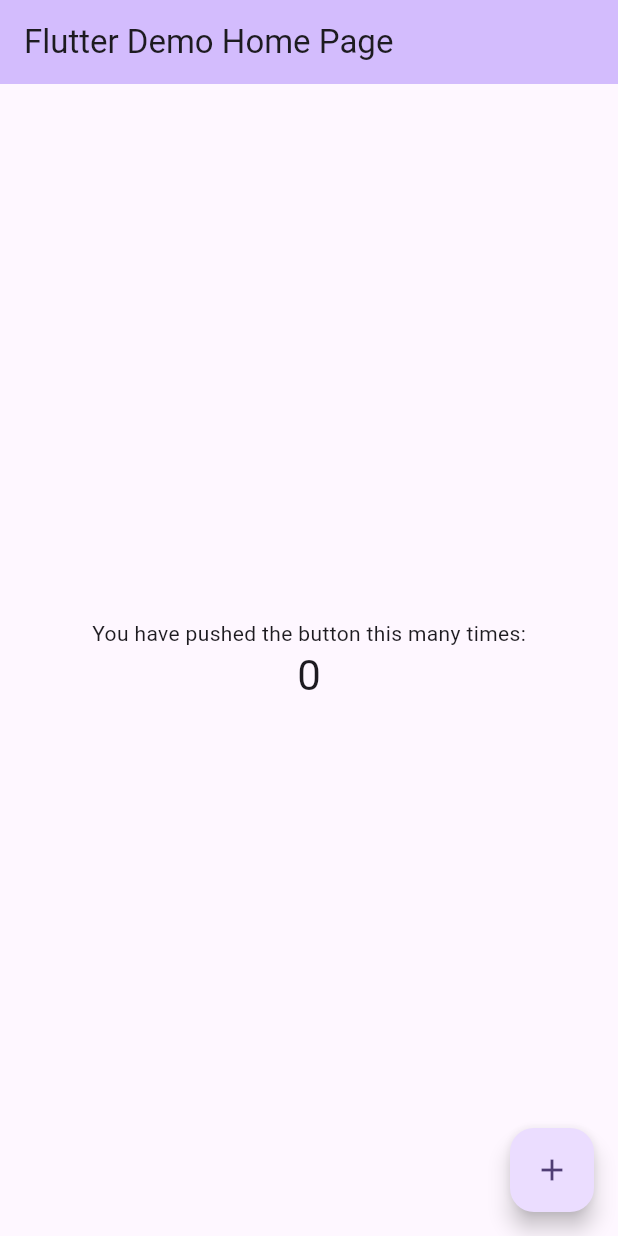
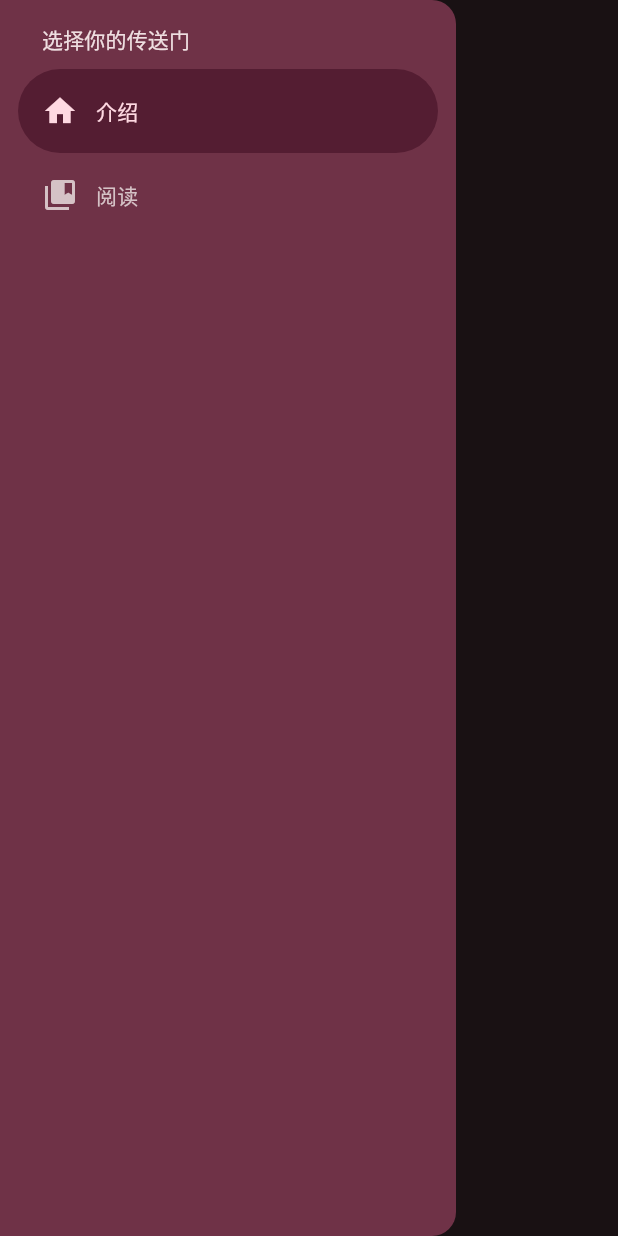
Before and after one commit to SpiritualDarkness/SpiritualDarkness.github.io, a Flutter app: the screen it shows after launch, on a phone screen of 412 x 824 dp. Run offline on Flutter 3.47's test engine with Material 2 defaults, Android fonts, the phone set to English and light mode, and no system bars.

Commit message:
完成一点点

```diff
--- /dev/null
+++ b/lib/data/data_nav_item.dart
@@ -0,0 +1,14 @@
+import 'package:flutter/material.dart';
+
+class FNavItem {
+  String title = "";
+  Icon icon = Icon(Icons.question_mark);
+  Icon selected = Icon(Icons.question_mark);
+
+  FNavItem.placholder(this.title);
+  FNavItem.create(String title, Icon icon, Icon selected) {
+    this.title = title;
+    this.icon = icon;
+    this.selected = selected;
+  }
+}
--- a/lib/main.dart
+++ b/lib/main.dart
@@ -1,4 +1,5 @@
 import 'package:flutter/material.dart';
+import 'package:home_page/widget/widget_nav_bar.dart';
 
 void main() {
   runApp(const MyApp());
@@ -13,22 +14,8 @@
     return MaterialApp(
       title: 'Flutter Demo',
       theme: ThemeData(
-        // This is the theme of your application.
-        //
-        // TRY THIS: Try running your application with "flutter run". You'll see
-        // the application has a blue toolbar. Then, without quitting the app,
-        // try changing the seedColor in the colorScheme below to Colors.green
-        // and then invoke "hot reload" (save your changes or press the "hot
-        // reload" button in a Flutter-supported IDE, or press "r" if you used
-        // the command line to start the app).
-        //
-        // Notice that the counter didn't reset back to zero; the application
-        // state is not lost during the reload. To reset the state, use hot
-        // restart instead.
-        //
-        // This works for code too, not just values: Most code changes can be
-        // tested with just a hot reload.
-        colorScheme: ColorScheme.fromSeed(seedColor: Colors.deepPurple),
+        colorScheme: ColorScheme.fromSeed(
+            seedColor: Colors.black, brightness: Brightness.dark),
         useMaterial3: true,
       ),
       home: const MyHomePage(title: 'Flutter Demo Home Page'),
@@ -57,69 +44,10 @@
 class _MyHomePageState extends State<MyHomePage> {
   int _counter = 0;
 
-  void _incrementCounter() {
-    setState(() {
-      // This call to setState tells the Flutter framework that something has
-      // changed in this State, which causes it to rerun the build method below
-      // so that the display can reflect the updated values. If we changed
-      // _counter without calling setState(), then the build method would not be
-      // called again, and so nothing would appear to happen.
-      _counter++;
-    });
-  }
-
   @override
   Widget build(BuildContext context) {
-    // This method is rerun every time setState is called, for instance as done
-    // by the _incrementCounter method above.
-    //
-    // The Flutter framework has been optimized to make rerunning build methods
-    // fast, so that you can just rebuild anything that needs updating rather
-    // than having to individually change instances of widgets.
     return Scaffold(
-      appBar: AppBar(
-        // TRY THIS: Try changing the color here to a specific color (to
-        // Colors.amber, perhaps?) and trigger a hot reload to see the AppBar
-        // change color while the other colors stay the same.
-        backgroundColor: Theme.of(context).colorScheme.inversePrimary,
-        // Here we take the value from the MyHomePage object that was created by
-        // the App.build method, and use it to set our appbar title.
-        title: Text(widget.title),
-      ),
-      body: Center(
-        // Center is a layout widget. It takes a single child and positions it
-        // in the middle of the parent.
-        child: Column(
-          // Column is also a layout widget. It takes a list of children and
-          // arranges them vertically. By default, it sizes itself to fit its
-          // children horizontally, and tries to be as tall as its parent.
-          //
-          // Column has various properties to control how it sizes itself and
-          // how it positions its children. Here we use mainAxisAlignment to
-          // center the children vertically; the main axis here is the vertical
-          // axis because Columns are vertical (the cross axis would be
-          // horizontal).
-          //
-          // TRY THIS: Invoke "debug painting" (choose the "Toggle Debug Paint"
-          // action in the IDE, or press "p" in the console), to see the
-          // wireframe for each widget.
-          mainAxisAlignment: MainAxisAlignment.center,
-          children: <Widget>[
-            const Text(
-              'You have pushed the button this many times:',
-            ),
-            Text(
-              '$_counter',
-              style: Theme.of(context).textTheme.headlineMedium,
-            ),
-          ],
-        ),
-      ),
-      floatingActionButton: FloatingActionButton(
-        onPressed: _incrementCounter,
-        tooltip: 'Increment',
-        child: const Icon(Icons.add),
-      ), // This trailing comma makes auto-formatting nicer for build methods.
+      body: WNavBar(),
     );
   }
 }
--- /dev/null
+++ b/lib/widget/widget_nav_bar.dart
@@ -0,0 +1,62 @@
+import 'package:flutter/material.dart';
+import 'package:home_page/data/data_nav_item.dart';
+
+class WNavBar extends StatefulWidget {
+  List<FNavItem> navItems = <FNavItem>[
+    FNavItem.create("介绍", Icon(Icons.home), Icon(Icons.home_outlined)),
+    FNavItem.create("阅读", Icon(Icons.collections_bookmark),
+        Icon(Icons.collections_bookmark_outlined))
+  ];
+  WNavBarState navBarState = WNavBarState();
+
+  @override
+  State<StatefulWidget> createState() {
+    navBarState.setData(navItems);
+
+    return navBarState;
+  }
+}
+
+class WNavBarState extends State<WNavBar> {
+  late TextTheme textTheme;
+  late ThemeData themeData;
+  late ColorScheme colorScheme;
+  late final List<FNavItem> navItemData;
+
+  void setData(List<FNavItem> items) {
+    navItemData = items;
+  }
+
+  @override
+  Widget build(BuildContext context) {
+    themeData = Theme.of(context);
+    textTheme = themeData.textTheme;
+    colorScheme = themeData.colorScheme;
+
+    if (navItemData.isEmpty) {
+      throw '导航栏数据为空';
+    }
+
+    return SafeArea(
+        child: NavigationDrawer(
+      backgroundColor: colorScheme.primaryContainer,
+      surfaceTintColor: colorScheme.onPrimary,
+      indicatorColor: colorScheme.onPrimary,
+      children: <Widget>[
+        Padding(
+          padding: EdgeInsets.fromLTRB(28, 16, 16, 10),
+          child: Text(
+            "选择你的传送门",
+            style: textTheme.titleSmall,
+          ),
+        ),
+        ...navItemData.map((var data) {
+          return NavigationDrawerDestination(
+            icon: data.icon,
+            label: Text(data.title),
+          );
+        })
+      ],
+    ));
+  }
+}
```
Also changed, not shown: 1 other file.
